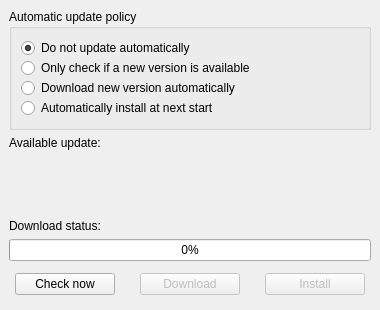
Qt form share/skins/default/updater.ui (itds-consulting/yate) before a commit.
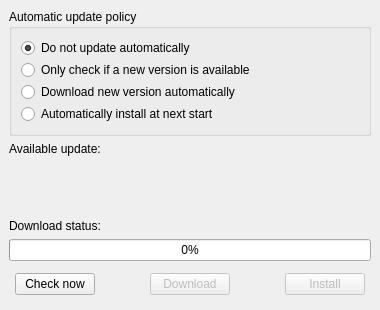
The same form after that commit. Icons and pictures are not drawn.

```diff
--- a/share/skins/default/updater.ui
+++ b/share/skins/default/updater.ui
@@ -71,7 +71,7 @@
      </property>
      <layout class="QVBoxLayout" >
       <property name="spacing" >
-       <number>0</number>
+       <number>2</number>
       </property>
       <property name="leftMargin" >
        <number>9</number>
@@ -196,24 +196,6 @@
      </property>
      <item>
       <widget class="QPushButton" name="upd_check" >
-       <property name="sizePolicy" >
-        <sizepolicy vsizetype="Fixed" hsizetype="Fixed" >
-         <horstretch>0</horstretch>
-         <verstretch>0</verstretch>
-        </sizepolicy>
-       </property>
-       <property name="minimumSize" >
-        <size>
-         <width>100</width>
-         <height>0</height>
-        </size>
-       </property>
-       <property name="maximumSize" >
-        <size>
-         <width>100</width>
-         <height>16777215</height>
-        </size>
-       </property>
        <property name="text" >
         <string>Check now</string>
        </property>
@@ -240,24 +222,6 @@
        <property name="enabled" >
         <bool>false</bool>
        </property>
-       <property name="sizePolicy" >
-        <sizepolicy vsizetype="Fixed" hsizetype="Fixed" >
-         <horstretch>0</horstretch>
-         <verstretch>0</verstretch>
-        </sizepolicy>
-       </property>
-       <property name="minimumSize" >
-        <size>
-         <width>100</width>
-         <height>0</height>
-        </size>
-       </property>
-       <property name="maximumSize" >
-        <size>
-         <width>100</width>
-         <height>16777215</height>
-        </size>
-       </property>
        <property name="text" >
         <string>Download</string>
        </property>
@@ -284,24 +248,6 @@
        <property name="enabled" >
         <bool>false</bool>
        </property>
-       <property name="sizePolicy" >
-        <sizepolicy vsizetype="Fixed" hsizetype="Fixed" >
-         <horstretch>0</horstretch>
-         <verstretch>0</verstretch>
-        </sizepolicy>
-       </property>
-       <property name="minimumSize" >
-        <size>
-         <width>100</width>
-         <height>0</height>
-        </size>
-       </property>
-       <property name="maximumSize" >
-        <size>
-         <width>100</width>
-         <height>16777215</height>
-        </size>
-       </property>
        <property name="text" >
         <string>Install</string>
        </property>
```
